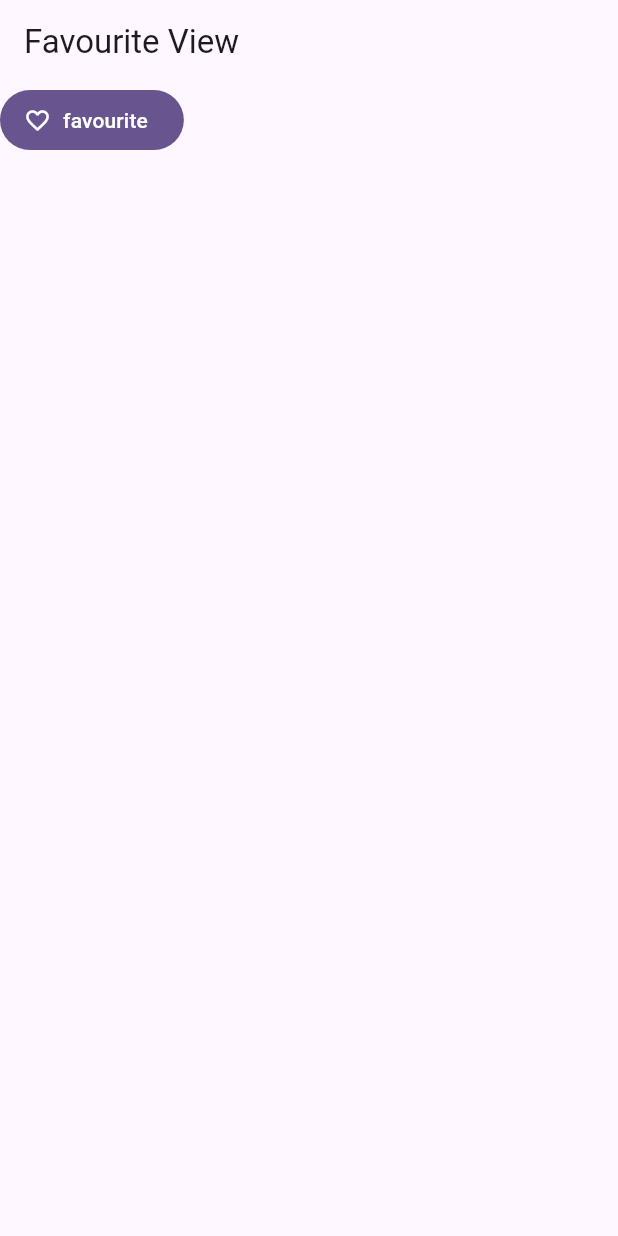
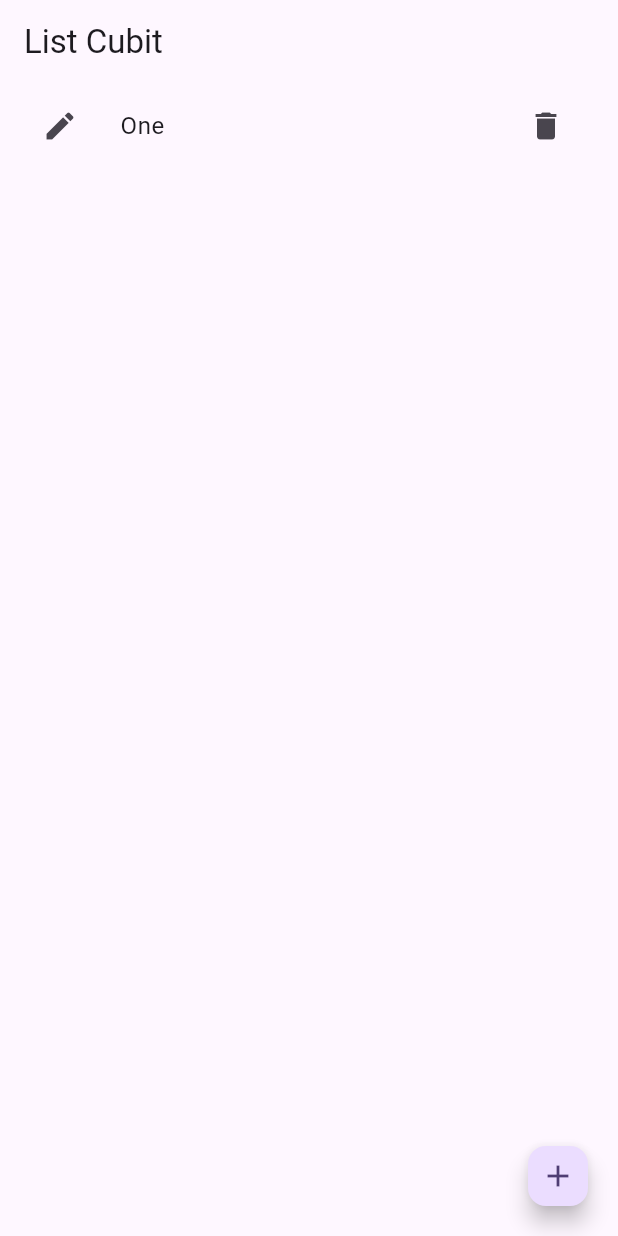
Before and after one commit to MuhammadRahman2/Flutter-learning, a Flutter app: the screen it shows after launch, on a phone screen of 412 x 824 dp. Run offline on Flutter 3.47's test engine with Material 3 defaults, Android fonts, the phone set to English and light mode, and no system bars; our stand-ins replace bloc, flutter_bloc.

Commit message:
we have done list crud operation using cubit

```diff
--- /dev/null
+++ b/lib/list_cubit/list_cubit.dart
@@ -0,0 +1,26 @@
+
+import 'package:flutter_bloc/flutter_bloc.dart';
+
+class ListCubit extends Cubit<List<String>>{
+  ListCubit(): super(['One']);
+
+  /// list.form it make copy list to presvis list we can't modify that list
+  /// in cubit and bloc
+
+  void addValue(String item){
+    final newlist = List<String>.from(state)..add(item);
+    emit(newlist);
+  }
+
+  void updateValue(int index,String newValues){
+    final newlist = List<String>.from(state);
+    newlist[index] = newValues;
+    emit(newlist);
+  }
+
+  void deleteValue(int index){
+    final newValue = List<String>.from(state)..removeAt(index);
+    emit(newValue);
+  }
+
+}
--- /dev/null
+++ b/lib/list_cubit/list_cubit_view.dart
@@ -0,0 +1,44 @@
+import 'package:flutter/material.dart';
+import 'package:flutter_bloc/flutter_bloc.dart';
+import 'package:flutter_learning/list_cubit/list_cubit.dart';
+
+class ListCubitView extends StatelessWidget {
+   ListCubitView({super.key});
+
+
+
+  @override
+  Widget build(BuildContext context) {
+    return Scaffold(
+      appBar:AppBar(title: const Text('List Cubit'),
+      ),
+      body: BlocBuilder<ListCubit,List<String>>(
+        builder: (context, listNumber) {
+        return ListView.builder(
+          itemCount: listNumber.length,
+          itemBuilder: (context,index) {
+            return ListTile(
+              title: Text(listNumber[index].toString() ?? ''),
+              leading: IconButton(
+                onPressed: ()=>  context.read<ListCubit>().updateValue(index, 'Updated'),
+                icon: const Icon(Icons.edit),
+              ),
+              trailing: IconButton(onPressed: (){
+                context.read<ListCubit>().deleteValue(index);
+              }, icon: const Icon(Icons.delete),
+              ),
+            );
+          }
+        );
+      },
+      ),
+      floatingActionButton: FloatingActionButton.small(
+        onPressed: (){
+         context.read<ListCubit>().addValue('Two');
+      },
+        child: const Icon(Icons.add),
+      ),
+
+    );
+  }
+}
--- a/lib/main.dart
+++ b/lib/main.dart
@@ -3,6 +3,8 @@ import 'package:flutter_bloc/flutter_bloc.dart';
 import 'package:flutter_learning/counter_cubit_one/cubit/counter_cubit.dart';
 import 'package:flutter_learning/favourite_cubit/favourite_cubit.dart';
 import 'package:flutter_learning/favourite_cubit/favourite_cubit_view.dart';
+import 'package:flutter_learning/list_cubit/list_cubit.dart';
+import 'package:flutter_learning/list_cubit/list_cubit_view.dart';
 import 'package:flutter_learning/slider_cubit_two/slider_cubit.dart';
 import 'package:flutter_learning/slider_cubit_two/slider_cubit_view.dart';
 import 'package:flutter_learning/switch_change_cubit/switch_cubit.dart';
@@ -25,7 +27,8 @@ class MyApp extends StatelessWidget {
         BlocProvider(create: (context) => CounterCubit(),),
         BlocProvider(create: (context) =>  SliderCubit(),),
         BlocProvider(create: (context) => SwitchCubit(),),
-        BlocProvider(create: (context) =>  FavouriteCube(),)
+        BlocProvider(create: (context) =>  FavouriteCube(),),
+        BlocProvider(create: (context) =>  ListCubit(),),
       ],
       child: MaterialApp(
         title: 'Flutter Demo',
@@ -33,7 +36,8 @@ class MyApp extends StatelessWidget {
           colorScheme: ColorScheme.fromSeed(seedColor: Colors.deepPurple),
           useMaterial3: true,
         ),
-        home:  FavouriteView(),
+        home: ListCubitView()
+        // FavouriteView(),
         // SwitchCubitView(),
         // SliderCubitView(),
         // CounterScreen(),
```
